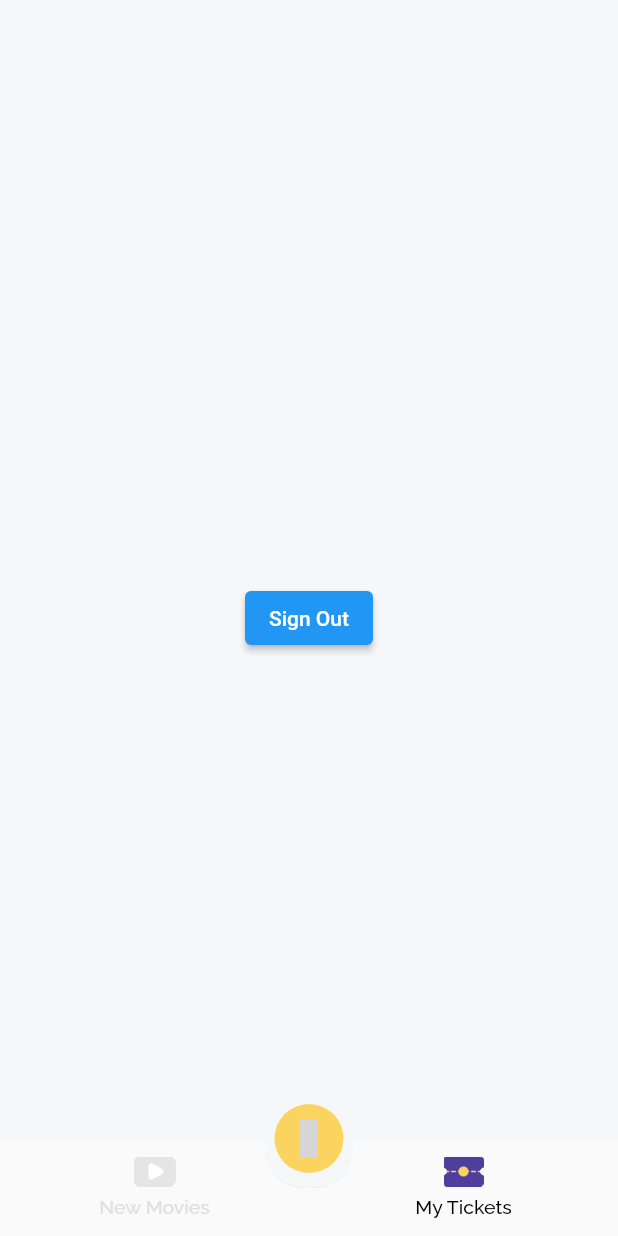
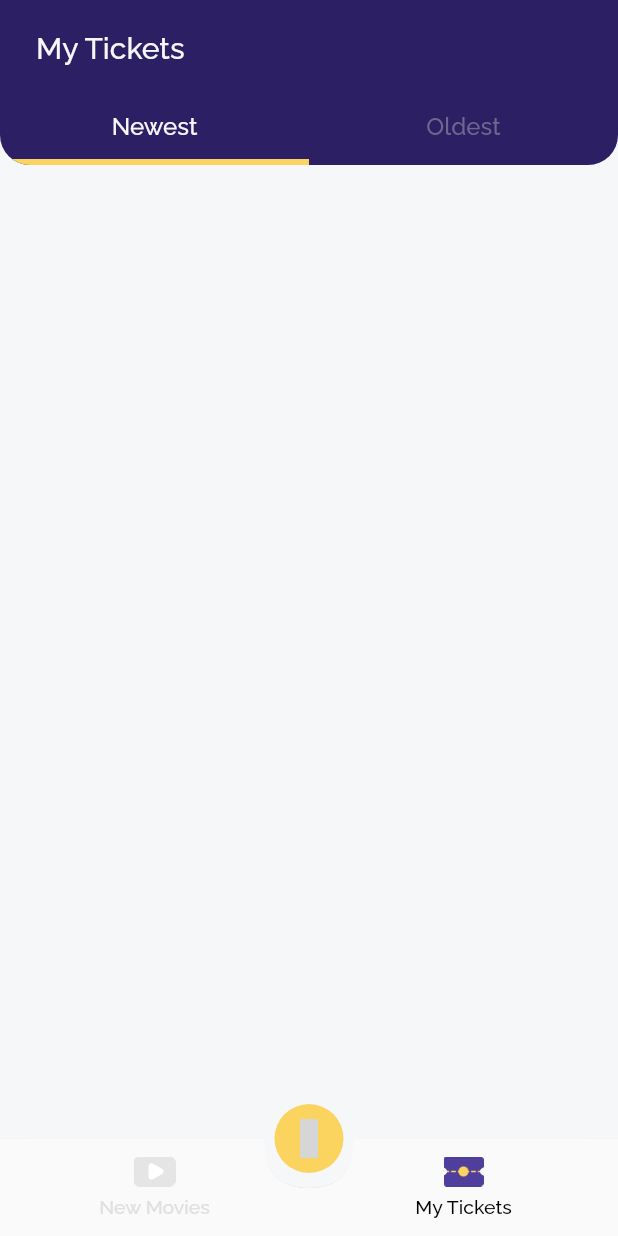
Before and after one commit to ferdy-adr/cinematix-app, a Flutter app: the screen it shows once a user with an empty profile is signed in, swiped to page 2, on a phone screen of 412 x 824 dp. Run offline on Flutter 3.47's test engine with Material 2 defaults, Android fonts, the phone set to English and light mode, and no system bars; our stand-ins replace another_flushbar, cloud_firestore, email_validator, equatable, firebase_auth, firebase_core and 6 more; accounts and stored records are empty; network calls fail; grey boxes are pictures that could not be loaded.

Commit message:
feat(page): Create Ticket Page and add header

```diff
--- a/lib/ui/pages/main_page.dart
+++ b/lib/ui/pages/main_page.dart
@@ -35,21 +35,12 @@ class _MainPageState extends State<MainPage> {
                     bottomNavBarIndex = value;
                   });
                 },
-                children: [
+                children: const [
                   // Movie Page
-                  const MoviePage(),
+                  MoviePage(),
 
-                  Center(
-                    child: ElevatedButton(
-                      onPressed: () async {
-                        await AuthServices.signOut().then(
-                          (_) =>
-                              BlocProvider.of<UserBloc>(context).add(SignOut()),
-                        );
-                      },
-                      child: const Text('Sign Out'),
-                    ),
-                  ),
+                  // Ticket Page
+                  TicketPage(),
                 ],
               ),
             ),
@@ -64,7 +55,12 @@ class _MainPageState extends State<MainPage> {
                 height: 46,
                 margin: const EdgeInsets.only(bottom: 42),
                 child: FloatingActionButton(
-                  onPressed: () {},
+                  onPressed: () async {
+                    // Temporary sign out button, under development.
+                    await AuthServices.signOut().then(
+                      (_) => BlocProvider.of<UserBloc>(context).add(SignOut()),
+                    );
+                  },
                   elevation: 0,
                   backgroundColor: accentColor2,
                   child: Icon(
--- a/lib/ui/pages/pages.dart
+++ b/lib/ui/pages/pages.dart
@@ -21,6 +21,7 @@ part 'splash_page.dart';
 part 'sign_in_page.dart';
 part 'main_page.dart';
 part 'movie_page.dart';
+part 'ticket_page.dart';
 part 'sign_up_page.dart';
 part 'preference_page.dart';
 part 'account_confirmation_page.dart';
--- /dev/null
+++ b/lib/ui/pages/ticket_page.dart
@@ -0,0 +1,131 @@
+part of 'pages.dart';
+
+class TicketPage extends StatefulWidget {
+  const TicketPage({super.key});
+
+  @override
+  State<TicketPage> createState() => _TicketPageState();
+}
+
+class _TicketPageState extends State<TicketPage> {
+  bool isExpiredTickets = false;
+
+  @override
+  Widget build(BuildContext context) {
+    return Scaffold(
+      backgroundColor: accentColor1,
+      body: SafeArea(
+        child: Stack(
+          children: [
+            // BODY
+            Container(
+              color: whitebackgroundColor2,
+            ),
+
+            // HEADER
+            ClipRRect(
+              borderRadius: const BorderRadius.only(
+                bottomLeft: Radius.circular(20),
+                bottomRight: Radius.circular(20),
+              ),
+              child: Container(
+                height: 110,
+                color: accentColor1,
+                child: Column(
+                  mainAxisAlignment: MainAxisAlignment.spaceBetween,
+                  crossAxisAlignment: CrossAxisAlignment.stretch,
+                  children: [
+                    Padding(
+                      padding: const EdgeInsets.fromLTRB(
+                          defaultMargin, 20, defaultMargin, 0),
+                      child: Text(
+                        'My Tickets',
+                        style: whiteTextFont.copyWith(
+                          fontSize: 20,
+                          color: whitebackgroundColor2,
+                        ),
+                      ),
+                    ),
+                    SizedBox(
+                      height: 35,
+                      child: Row(
+                        children: [
+                          Expanded(
+                            child: GestureDetector(
+                              onTap: () {
+                                setState(() {
+                                  isExpiredTickets = false;
+                                });
+                              },
+                              child: Container(
+                                alignment: Alignment.bottomCenter,
+                                padding: const EdgeInsets.only(bottom: 12),
+                                decoration: BoxDecoration(
+                                  border: Border(
+                                    bottom: BorderSide(
+                                      color: (!isExpiredTickets)
+                                          ? accentColor2
+                                          : Colors.transparent,
+                                      width: 4,
+                                    ),
+                                  ),
+                                ),
+                                child: Text(
+                                  'Newest',
+                                  textAlign: TextAlign.center,
+                                  style: whiteTextFont.copyWith(
+                                    fontSize: 16,
+                                    color: (!isExpiredTickets)
+                                        ? whitebackgroundColor2
+                                        : const Color(0xFF6F678E),
+                                  ),
+                                ),
+                              ),
+                            ),
+                          ),
+                          Expanded(
+                            child: GestureDetector(
+                              onTap: () {
+                                setState(() {
+                                  isExpiredTickets = true;
+                                });
+                              },
+                              child: Container(
+                                alignment: Alignment.bottomCenter,
+                                padding: const EdgeInsets.only(bottom: 12),
+                                decoration: BoxDecoration(
+                                  border: Border(
+                                    bottom: BorderSide(
+                                      color: (isExpiredTickets)
+                                          ? accentColor2
+                                          : Colors.transparent,
+                                      width: 4,
+                                    ),
+                                  ),
+                                ),
+                                child: Text(
+                                  'Oldest',
+                                  textAlign: TextAlign.center,
+                                  style: whiteTextFont.copyWith(
+                                    fontSize: 16,
+                                    color: (isExpiredTickets)
+                                        ? whitebackgroundColor2
+                                        : const Color(0xFF6F678E),
+                                  ),
+                                ),
+                              ),
+                            ),
+                          ),
+                        ],
+                      ),
+                    ),
+                  ],
+                ),
+              ),
+            ),
+          ],
+        ),
+      ),
+    );
+  }
+}
```
